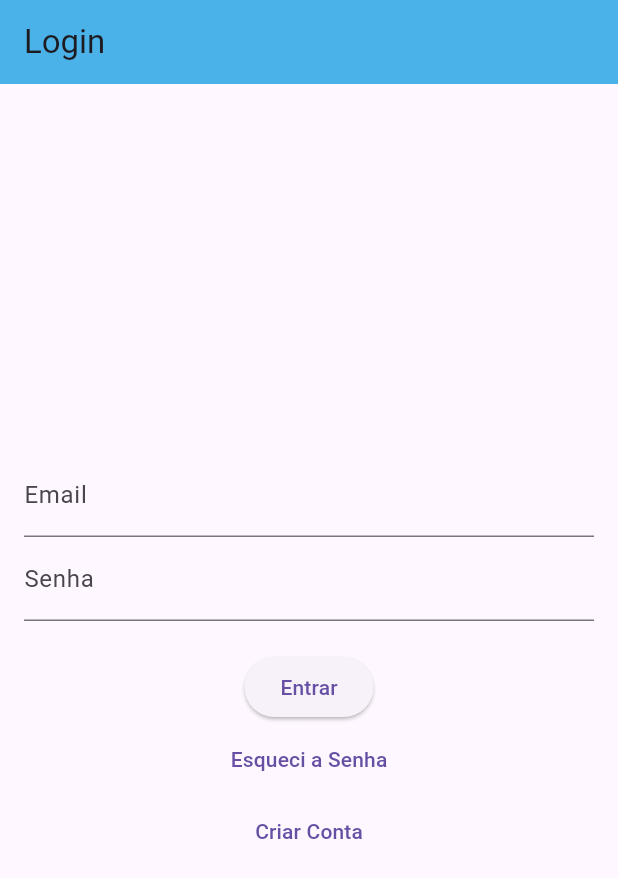
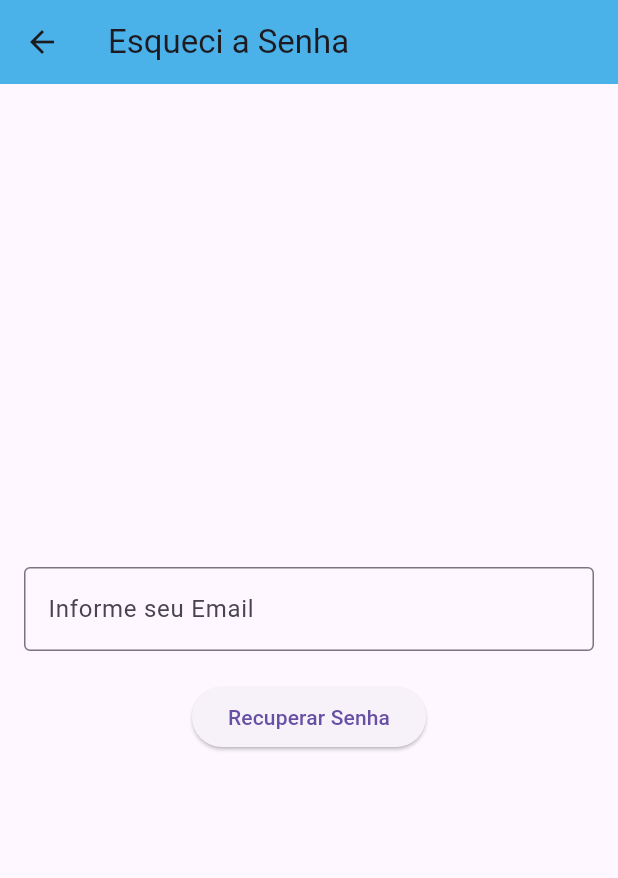
Before and after one commit to b4rradas/app_notasorg, a Flutter app: the screen it shows after launch, after a tap on "Esqueci a Senha", on a phone screen of 412 x 824 dp. Shown: the top 878 px of the screen. Run offline on Flutter 3.47's test engine with Material 3 defaults, Android fonts, the phone set to English and light mode, and no system bars; our stand-ins replace device_preview, get_it; accounts and stored records are empty.

Commit message:
Criando tela esqueci_senha_view, Adicionando ela a rotas de navegação ,Atualizando codigos de navegação para tela criada

```diff
--- a/lib/main.dart
+++ b/lib/main.dart
@@ -5,6 +5,7 @@ import 'package:app_notasorg/view/arquivados_view.dart';
 import 'package:app_notasorg/view/cadastro_view.dart';
 import 'package:app_notasorg/view/concluidos_view.dart';
 import 'package:app_notasorg/view/criarnota_view.dart';
+import 'package:app_notasorg/view/esqueci_senha_view.dart';
 import 'package:app_notasorg/view/group_view.dart';
 import 'package:app_notasorg/view/home_view.dart';
 import 'package:app_notasorg/view/lixeira_view.dart';
@@ -49,6 +50,7 @@ class MainApp extends StatelessWidget {
         'group_pessoal': (context) => PessoalView(),
         'group_estudos': (context) => EstudosView(),
         'sobre':(context) => SobreView(),
+        'esqueci_senha': (context) => EsqueciSenhaView(),
       },
       builder: DevicePreview.appBuilder,
     );
--- a/lib/view/esqueceu_senha_view.dart
+++ /dev/null
@@ -1 +0,0 @@
-//CRIAR TELA ESQUECEU A SENHA
--- /dev/null
+++ b/lib/view/esqueci_senha_view.dart
@@ -0,0 +1,79 @@
+import 'package:app_notasorg/controller/cadastro_controller.dart';
+import 'package:flutter/material.dart';
+import 'package:get_it/get_it.dart';
+
+class EsqueciSenhaView extends StatelessWidget {
+  final TextEditingController txtEmail = TextEditingController();
+  final CadastroController cadastroController = GetIt.I<CadastroController>();
+
+  EsqueciSenhaView({super.key});
+
+  void _verificarEmail(BuildContext context){
+    String emailInformado = txtEmail.text.trim().toLowerCase();
+
+    if (cadastroController.newUsuario == null || cadastroController.newUsuario!.email.trim().toLowerCase() != emailInformado){
+      showDialog(
+        context: context,
+        builder: (BuildContext context) {
+          return AlertDialog(
+            title: Text('Email não encontrado'),
+            content: Text('Não existe uma conta cadastrada com esse Email'),
+            actions: [
+              TextButton(
+                onPressed: () => Navigator.of(context).pop(),
+                child: Text('Ok')
+              )
+            ],
+          );
+        }
+      );
+    } else {
+      String senha = cadastroController.newUsuario!.senha;
+      showDialog(
+        context: context,
+        builder: (BuildContext context) {
+          return AlertDialog(
+            title: Text('Senha Recuperada'),
+            content: Text('Sua senha é: $senha'),
+            actions: [
+              TextButton(
+                onPressed: () => Navigator.of(context).pop(),
+                child: Text('Ok'),
+              )
+            ],
+          );
+        }
+      );
+    }
+  }
+
+  @override
+  Widget build(BuildContext context) {
+    return Scaffold(
+      appBar: AppBar(
+        title: Text('Esqueci a Senha'),
+        backgroundColor: Color.fromARGB(255, 74, 177, 233),
+      ),
+      body: Padding(
+        padding: const EdgeInsets.all(16),
+        child: Column(
+          mainAxisAlignment: MainAxisAlignment.center,
+          children: [
+            TextField(
+              controller: txtEmail,
+              decoration: InputDecoration(
+                labelText: 'Informe seu Email',
+                border: OutlineInputBorder(),
+              )
+            ),
+            SizedBox(height: 20),
+            ElevatedButton(
+              onPressed: () => _verificarEmail(context),
+              child: Text('Recuperar Senha')
+            )
+          ],
+        ),
+      ),
+    );
+  }
+}
--- a/lib/view/login_view.dart
+++ b/lib/view/login_view.dart
@@ -59,7 +59,7 @@ class _LoginViewState extends State<LoginView> {
               ),
 
               TextButton(
-                onPressed: () => Navigator.pushNamed(context, ''),
+                onPressed: () => Navigator.pushNamed(context, 'esqueci_senha'),
                 child: Text('Esqueci a Senha'),
               ),
 
```
